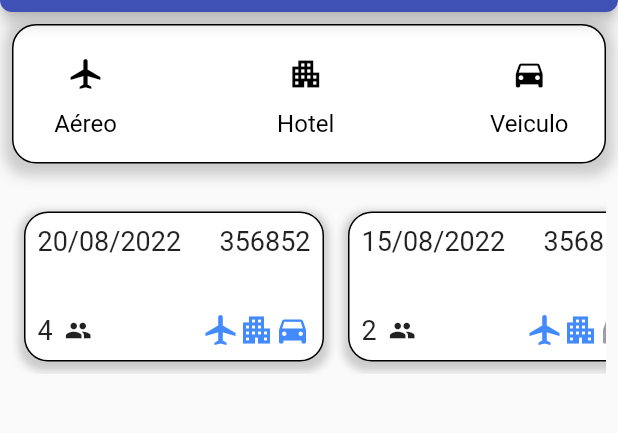
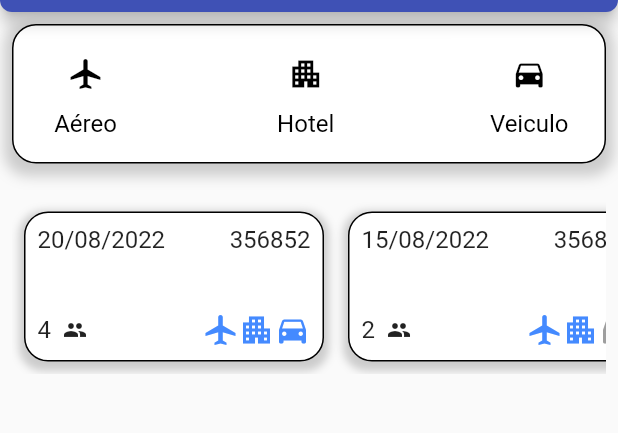
Before and after one commit to gui1andre/app_viagens, a Flutter app: the screen it shows after launch, on a phone screen of 412 x 824 dp, the part 72-505 px from its top. Run offline on Flutter 3.47's test engine with Material 2 defaults, Android fonts, the phone set to English and light mode, and no system bars.

Commit message:
Alteração do expanded para colum mainAxisSize

```diff
--- a/lib/main.dart
+++ b/lib/main.dart
@@ -73,12 +73,12 @@ class _CorpoState extends State<Corpo> {
         children: [
           Container(
             child: Column(
+              mainAxisSize: MainAxisSize.max,
               children: [
                 Padding(
                   padding: const EdgeInsets.all(8.0),
                   child: SizedBox(
                     width: double.maxFinite,
-                    child: Expanded(
                     child: Container(
                       decoration: BoxDecoration(
                           color: Colors.white,
@@ -277,7 +277,7 @@ class _CorpoState extends State<Corpo> {
                                   padding: EdgeInsets.fromLTRB(8, 16, 8, 16),
                                   child: TextField(
                                     obscureText: true,
-                                      keyboardType: TextInputType.number,
+                                    keyboardType: TextInputType.text,
                                     decoration: InputDecoration(
                                       fillColor: Colors.indigo,
                                       border: OutlineInputBorder(),
@@ -289,7 +289,7 @@ class _CorpoState extends State<Corpo> {
                                   padding: EdgeInsets.fromLTRB(8, 16, 8, 16),
                                   child: TextField(
                                     obscureText: true,
-                                      keyboardType: TextInputType.number,
+                                    keyboardType: TextInputType.text,
                                     decoration: InputDecoration(
                                       border: OutlineInputBorder(),
                                       labelText: 'Destino',
@@ -397,7 +397,7 @@ class _CorpoState extends State<Corpo> {
                                   padding: EdgeInsets.fromLTRB(8, 16, 8, 16),
                                   child: TextField(
                                     obscureText: true,
-                                      keyboardType: TextInputType.number,
+                                    keyboardType: TextInputType.text,
                                     decoration: InputDecoration(
                                       border: OutlineInputBorder(),
                                       labelText: 'Cidade',
@@ -505,7 +505,7 @@ class _CorpoState extends State<Corpo> {
                                   padding: EdgeInsets.fromLTRB(8, 16, 8, 16),
                                   child: TextField(
                                     obscureText: true,
-                                      keyboardType: TextInputType.number,
+                                    keyboardType: TextInputType.text,
                                     decoration: InputDecoration(
                                       border: OutlineInputBorder(),
                                       labelText: 'Local de Retirada',
@@ -606,7 +606,6 @@ class _CorpoState extends State<Corpo> {
                       ),
                     ),
                   ),
-                  ),
                 )
               ],
             ),
@@ -635,12 +634,33 @@ class _CorpoState extends State<Corpo> {
                       veiculo: false,
                     ),
                     UltimosPedidos(
+                      pedido: 356849,
+                      qtdPessoas: 3,
+                      dataViagem: '28/08/2022',
+                      aereo: true,
+                      hotel: false,
+                      veiculo: true,
+                    ),UltimosPedidos(
+                      pedido: 356848,
+                      qtdPessoas: 1,
+                      dataViagem: '08/08/2022',
+                      aereo: false,
+                      hotel: true,
+                      veiculo: true,
+                    ),UltimosPedidos(
+                      pedido: 3568470,
+                      qtdPessoas: 6,
+                      dataViagem: '30/08/2022',
+                      aereo: true,
+                      hotel: true,
+                      veiculo: false,
+                    ),UltimosPedidos(
                       pedido: 356850,
                       qtdPessoas: 1,
                       dataViagem: '20/08/2022',
                       aereo: true,
-                      hotel: false,
-                      veiculo: false,
+                      hotel: true,
+                      veiculo: true,
                     ),
                   ],
                 ),
@@ -701,7 +721,7 @@ class UltimosPedidos extends StatelessWidget {
                     Text(
                       dataViagem,
                       style: TextStyle(
-                        fontSize: 18,
+                        fontSize: 16,
                       ),
                     ),
                   ],
@@ -711,7 +731,7 @@ class UltimosPedidos extends StatelessWidget {
                 padding: const EdgeInsets.all(8.0),
                 child: Text(
                   '${pedido}',
-                  style: TextStyle(fontSize: 18),
+                  style: TextStyle(fontSize: 16),
                 ),
               )
             ],
@@ -727,12 +747,12 @@ class UltimosPedidos extends StatelessWidget {
                       padding: const EdgeInsets.fromLTRB(0, 0, 8, 0),
                       child: Text(
                         '${qtdPessoas}',
-                        style: TextStyle(fontSize: 18),
+                        style: TextStyle(fontSize: 16),
                       ),
                     ),
                     Icon(
                       Icons.people,
-                      size: 18,
+                      size: 16,
                     ),
                   ],
                 ),
@@ -756,6 +776,7 @@ class UltimosPedidos extends StatelessWidget {
               )
             ],
           ),
+
         ],
       ),
     );
--- a/pubspec.yaml
+++ b/pubspec.yaml
@@ -38,6 +38,7 @@ dependencies:
   cupertino_icons: ^1.0.2
 
 dev_dependencies:
+
   flutter_test:
     sdk: flutter
 
@@ -47,6 +48,7 @@ dev_dependencies:
   # package. See that file for information about deactivating specific lint
   # rules and activating additional ones.
   flutter_lints: ^1.0.0
+  flutter_launcher_icons: "^0.9.2"
 
 # For information on the generic Dart part of this file, see the
 # following page: https://dart.dev/tools/pub/pubspec
@@ -89,3 +91,7 @@ flutter:
   #
   # For details regarding fonts from package dependencies,
   # see https://flutter.dev/custom-fonts/#from-packages
+flutter_icons:
+  android: true
+  ios: true
+  image_path: "assets/icons/icon.png"
```
Also changed, not shown: lib/assets/icons/icon.png (added), pubspec.lock, 2 other files. Lines whose indentation alone changed are shown as unchanged.
